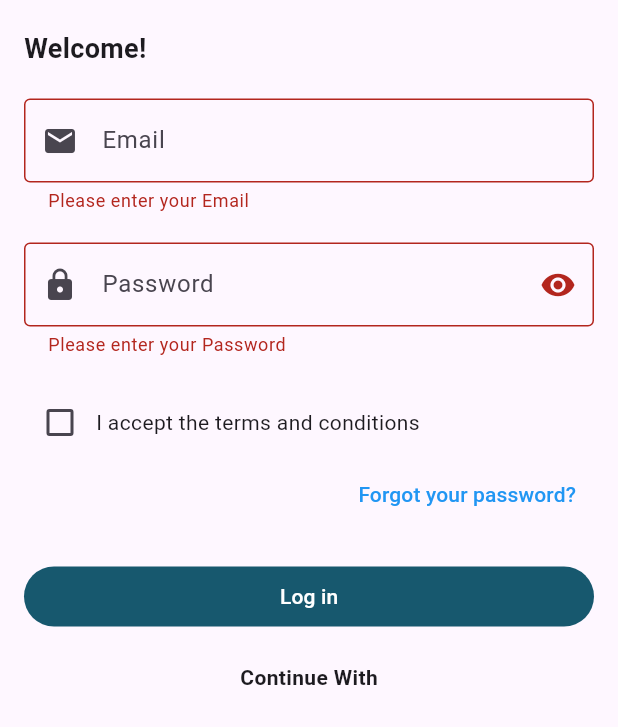
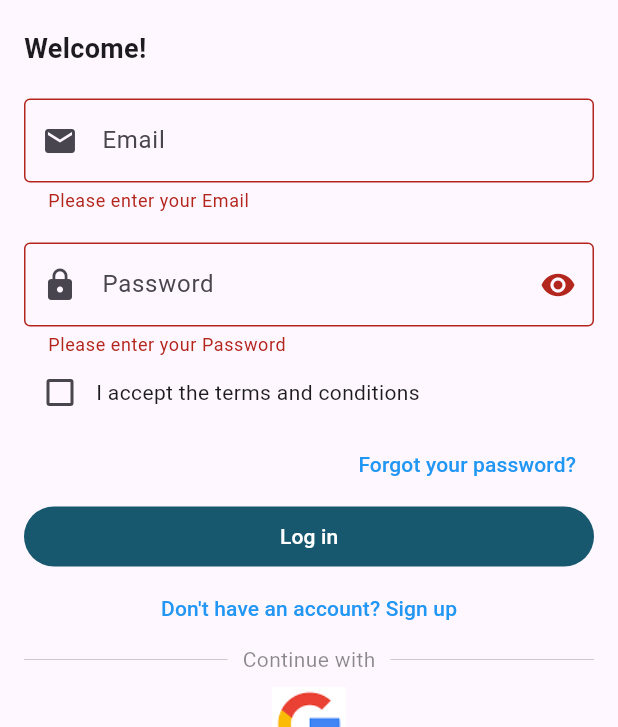
Before and after one commit to CrystalKhadka/pet-connect-mobile-application-flutter, a Flutter app: the screen it shows after launch, after a tap on "Log in", on a phone screen of 412 x 824 dp, the part 509-1236 px from its top. Run offline on Flutter 3.47's test engine with Material 3 defaults, Android fonts, the phone set to English and light mode, and no system bars; accounts and stored records are empty.

Commit message:
Remove unnecessary widgets and update UI in login and register screens

```diff
--- a/lib/screen/login_screen.dart
+++ b/lib/screen/login_screen.dart
@@ -81,7 +81,6 @@ class _LoginScreenState extends State<LoginScreen> {
                     },
                   ),
                 ),
-                const SizedBox(height: 20),
                 Row(
                   children: [
                     Checkbox(
@@ -109,7 +108,6 @@ class _LoginScreenState extends State<LoginScreen> {
                     ),
                   ],
                 ),
-                const SizedBox(height: 20),
                 Center(
                   child: Column(
                     children: [
@@ -124,12 +122,50 @@ class _LoginScreenState extends State<LoginScreen> {
                           child: const Text('Log in'),
                         ),
                       ),
-                      const SizedBox(height: 20),
-                      const Text(
-                        'Continue With',
-                        style: TextStyle(fontWeight: FontWeight.bold),
+                      SizedBox(
+                        width: double.infinity,
+                        child: TextButton(
+                          onPressed: () {
+                            Navigator.push(context,
+                                MaterialPageRoute(builder: (context) {
+                              return const RegisterScreen();
+                            }));
+                          },
+                          child: const Text(
+                            "Don't have an account? Sign up",
+                            style: TextStyle(color: Colors.blue),
+                          ),
+                        ),
                       ),
-                      const SizedBox(height: 20),
+                      Row(
+                        mainAxisAlignment: MainAxisAlignment.center,
+                        children: [
+                          Expanded(
+                            child: Divider(
+                              thickness: 0.7,
+                              color: Colors.grey.withOpacity(0.5),
+                            ),
+                          ),
+                          const Padding(
+                            padding: EdgeInsets.symmetric(
+                              vertical: 0,
+                              horizontal: 10,
+                            ),
+                            child: Text(
+                              'Continue with',
+                              style: TextStyle(
+                                color: Colors.black45,
+                              ),
+                            ),
+                          ),
+                          Expanded(
+                            child: Divider(
+                              thickness: 0.7,
+                              color: Colors.grey.withOpacity(0.5),
+                            ),
+                          ),
+                        ],
+                      ),
                       MyButton(
                         onPressed: () {
                           //TODO:  Implement Google Sign-in
@@ -143,22 +179,6 @@ class _LoginScreenState extends State<LoginScreen> {
                             ),
                             const Text('Google'),
                           ],
-                        ),
-                      ),
-                      const SizedBox(height: 20),
-                      SizedBox(
-                        width: double.infinity,
-                        child: TextButton(
-                          onPressed: () {
-                            Navigator.push(context,
-                                MaterialPageRoute(builder: (context) {
-                              return const RegisterScreen();
-                            }));
-                          },
-                          child: const Text(
-                            "Don't have an account? Sign up",
-                            style: TextStyle(color: Colors.blue),
-                          ),
                         ),
                       ),
                     ],
```
Also changed, not shown: lib/screen/register_screen.dart (+0 -44 lines).
